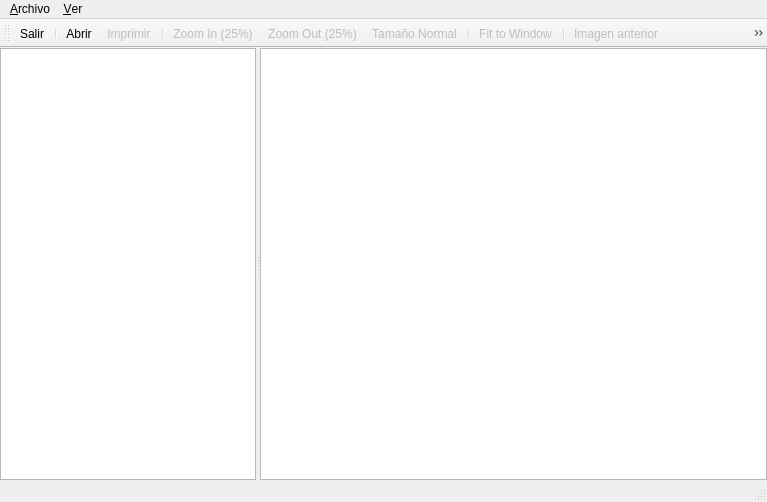
Qt form ui/img_viewer.ui (Monthy/gr-lida) before a commit.
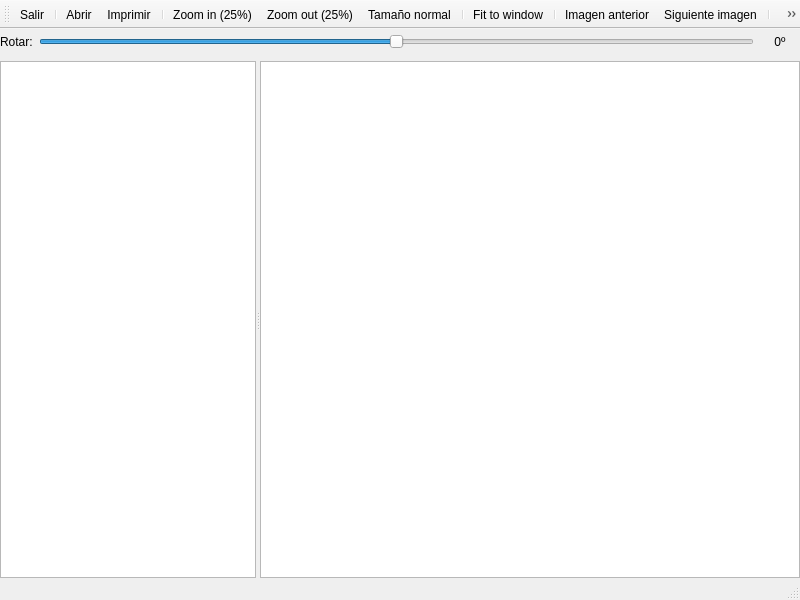
The same form after that commit. Icons and pictures are not drawn.

The edit to the form file:
```diff
--- a/ui/img_viewer.ui
+++ b/ui/img_viewer.ui
@@ -1,13 +1,13 @@
 <?xml version="1.0" encoding="UTF-8"?>
 <ui version="4.0">
- <class>ImageViewerClass</class>
- <widget class="QMainWindow" name="ImageViewerClass">
+ <class>frmImgViewer</class>
+ <widget class="QMainWindow" name="frmImgViewer">
   <property name="geometry">
    <rect>
     <x>0</x>
     <y>0</y>
-    <width>767</width>
-    <height>502</height>
+    <width>800</width>
+    <height>600</height>
    </rect>
   </property>
   <property name="baseSize">
@@ -24,14 +24,68 @@
     <property name="margin">
      <number>0</number>
     </property>
+    <item>
+     <widget class="QFrame" name="frameRotar">
+      <property name="maximumSize">
+       <size>
+        <width>16777215</width>
+        <height>26</height>
+       </size>
+      </property>
+      <layout class="QHBoxLayout" name="horizontalLayout">
+       <property name="margin">
+        <number>0</number>
+       </property>
+       <item>
+        <widget class="QLabel" name="label">
+         <property name="text">
+          <string>Rotar:</string>
+         </property>
+        </widget>
+       </item>
+       <item>
+        <widget class="QSlider" name="hsRotar">
+         <property name="minimumSize">
+          <size>
+           <width>0</width>
+           <height>16</height>
+          </size>
+         </property>
+         <property name="focusPolicy">
+          <enum>Qt::ClickFocus</enum>
+         </property>
+         <property name="minimum">
+          <number>-180</number>
+         </property>
+         <property name="maximum">
+          <number>180</number>
+         </property>
+         <property name="orientation">
+          <enum>Qt::Horizontal</enum>
+         </property>
+        </widget>
+       </item>
+       <item>
+        <widget class="QLabel" name="lb_radio">
+         <property name="minimumSize">
+          <size>
+           <width>40</width>
+           <height>0</height>
+          </size>
+         </property>
+         <property name="text">
+          <string>0º</string>
+         </property>
+         <property name="alignment">
+          <set>Qt::AlignCenter</set>
+         </property>
+        </widget>
+       </item>
+      </layout>
+     </widget>
+    </item>
     <item>
      <widget class="QSplitter" name="splitter">
-      <property name="sizePolicy">
-       <sizepolicy hsizetype="Preferred" vsizetype="Preferred">
-        <horstretch>0</horstretch>
-        <verstretch>0</verstretch>
-       </sizepolicy>
-      </property>
       <property name="orientation">
        <enum>Qt::Horizontal</enum>
       </property>
@@ -73,42 +127,6 @@
     </item>
    </layout>
   </widget>
-  <widget class="QMenuBar" name="menubar">
-   <property name="geometry">
-    <rect>
-     <x>0</x>
-     <y>0</y>
-     <width>767</width>
-     <height>23</height>
-    </rect>
-   </property>
-   <widget class="QMenu" name="fileMenu">
-    <property name="title">
-     <string>&amp;Archivo</string>
-    </property>
-    <addaction name="openAct"/>
-    <addaction name="printAct"/>
-    <addaction name="separator"/>
-    <addaction name="exitAct"/>
-   </widget>
-   <widget class="QMenu" name="viewMenu">
-    <property name="title">
-     <string>&amp;Ver</string>
-    </property>
-    <addaction name="zoomInAct"/>
-    <addaction name="zoomOutAct"/>
-    <addaction name="normalSizeAct"/>
-    <addaction name="separator"/>
-    <addaction name="fitToWindowAct"/>
-    <addaction name="separator"/>
-    <addaction name="backImagenAct"/>
-    <addaction name="nextImagenAct"/>
-    <addaction name="separator"/>
-    <addaction name="verListImagesAct"/>
-   </widget>
-   <addaction name="fileMenu"/>
-   <addaction name="viewMenu"/>
-  </widget>
   <widget class="QStatusBar" name="statusBar"/>
   <widget class="QToolBar" name="toolBar">
    <property name="windowTitle">
@@ -129,25 +147,25 @@
    <attribute name="toolBarBreak">
     <bool>false</bool>
    </attribute>
-   <addaction name="exitAct"/>
+   <addaction name="exit"/>
    <addaction name="separator"/>
-   <addaction name="openAct"/>
-   <addaction name="printAct"/>
+   <addaction name="open"/>
+   <addaction name="print"/>
    <addaction name="separator"/>
-   <addaction name="zoomInAct"/>
-   <addaction name="zoomOutAct"/>
-   <addaction name="normalSizeAct"/>
+   <addaction name="zoomIn"/>
+   <addaction name="zoomOut"/>
+   <addaction name="normalSize"/>
    <addaction name="separator"/>
-   <addaction name="fitToWindowAct"/>
+   <addaction name="fitToWindow"/>
    <addaction name="separator"/>
-   <addaction name="backImagenAct"/>
-   <addaction name="nextImagenAct"/>
+   <addaction name="backImagen"/>
+   <addaction name="nextImagen"/>
    <addaction name="separator"/>
-   <addaction name="verListImagesAct"/>
+   <addaction name="verListImages"/>
   </widget>
-  <action name="openAct">
+  <action name="open">
    <property name="icon">
-    <iconset resource="../res/grlida.qrc">
+    <iconset resource="../res/gr-lida.qrc">
      <normaloff>:/img16/carpeta_1.png</normaloff>:/img16/carpeta_1.png</iconset>
    </property>
    <property name="text">
@@ -160,12 +178,9 @@
     <bool>true</bool>
    </property>
   </action>
-  <action name="printAct">
-   <property name="enabled">
-    <bool>false</bool>
-   </property>
+  <action name="print">
    <property name="icon">
-    <iconset resource="../res/grlida.qrc">
+    <iconset resource="../res/gr-lida.qrc">
      <normaloff>:/img16/imprimir.png</normaloff>:/img16/imprimir.png</iconset>
    </property>
    <property name="text">
@@ -178,9 +193,9 @@
     <bool>true</bool>
    </property>
   </action>
-  <action name="exitAct">
+  <action name="exit">
    <property name="icon">
-    <iconset resource="../res/grlida.qrc">
+    <iconset resource="../res/gr-lida.qrc">
      <normaloff>:/img16/cerrar.png</normaloff>:/img16/cerrar.png</iconset>
    </property>
    <property name="text">
@@ -193,16 +208,13 @@
     <bool>true</bool>
    </property>
   </action>
-  <action name="zoomInAct">
-   <property name="enabled">
-    <bool>false</bool>
-   </property>
+  <action name="zoomIn">
    <property name="icon">
-    <iconset resource="../res/grlida.qrc">
+    <iconset resource="../res/gr-lida.qrc">
      <normaloff>:/img16/zoom_in.png</normaloff>:/img16/zoom_in.png</iconset>
    </property>
    <property name="text">
-    <string>Zoom &amp;In (25%)</string>
+    <string>Zoom &amp;in (25%)</string>
    </property>
    <property name="shortcut">
     <string>Ctrl++</string>
@@ -211,16 +223,13 @@
     <bool>true</bool>
    </property>
   </action>
-  <action name="zoomOutAct">
-   <property name="enabled">
-    <bool>false</bool>
-   </property>
+  <action name="zoomOut">
    <property name="icon">
-    <iconset resource="../res/grlida.qrc">
+    <iconset resource="../res/gr-lida.qrc">
      <normaloff>:/img16/zoom_out.png</normaloff>:/img16/zoom_out.png</iconset>
    </property>
    <property name="text">
-    <string>Zoom &amp;Out (25%)</string>
+    <string>Zoom &amp;out (25%)</string>
    </property>
    <property name="shortcut">
     <string>Ctrl+-</string>
@@ -229,16 +238,13 @@
     <bool>true</bool>
    </property>
   </action>
-  <action name="normalSizeAct">
-   <property name="enabled">
-    <bool>false</bool>
-   </property>
+  <action name="normalSize">
    <property name="icon">
-    <iconset resource="../res/grlida.qrc">
+    <iconset resource="../res/gr-lida.qrc">
      <normaloff>:/img16/zoom.png</normaloff>:/img16/zoom.png</iconset>
    </property>
    <property name="text">
-    <string>Tamaño &amp;Normal</string>
+    <string>Tamaño &amp;normal</string>
    </property>
    <property name="shortcut">
     <string>Ctrl+N</string>
@@ -247,19 +253,16 @@
     <bool>true</bool>
    </property>
   </action>
-  <action name="fitToWindowAct">
+  <action name="fitToWindow">
    <property name="checkable">
     <bool>true</bool>
    </property>
-   <property name="enabled">
-    <bool>false</bool>
-   </property>
    <property name="icon">
-    <iconset resource="../res/grlida.qrc">
+    <iconset resource="../res/gr-lida.qrc">
      <normaloff>:/img16/fit_to_win.png</normaloff>:/img16/fit_to_win.png</iconset>
    </property>
    <property name="text">
-    <string>&amp;Fit to Window</string>
+    <string>&amp;Fit to window</string>
    </property>
    <property name="shortcut">
     <string>Ctrl+F</string>
@@ -268,37 +271,37 @@
     <bool>true</bool>
    </property>
   </action>
-  <action name="backImagenAct">
-   <property name="enabled">
-    <bool>false</bool>
-   </property>
+  <action name="backImagen">
    <property name="icon">
-    <iconset resource="../res/grlida.qrc">
+    <iconset resource="../res/gr-lida.qrc">
      <normaloff>:/img16/go-back.png</normaloff>:/img16/go-back.png</iconset>
    </property>
    <property name="text">
     <string>Imagen anterior</string>
    </property>
+   <property name="shortcut">
+    <string>Left</string>
+   </property>
    <property name="iconVisibleInMenu">
     <bool>true</bool>
    </property>
   </action>
-  <action name="nextImagenAct">
-   <property name="enabled">
-    <bool>false</bool>
-   </property>
+  <action name="nextImagen">
    <property name="icon">
-    <iconset resource="../res/grlida.qrc">
+    <iconset resource="../res/gr-lida.qrc">
      <normaloff>:/img16/go-next.png</normaloff>:/img16/go-next.png</iconset>
    </property>
    <property name="text">
     <string>Siguiente imagen</string>
    </property>
+   <property name="shortcut">
+    <string>Right</string>
+   </property>
    <property name="iconVisibleInMenu">
     <bool>true</bool>
    </property>
   </action>
-  <action name="verListImagesAct">
+  <action name="verListImages">
    <property name="checkable">
     <bool>true</bool>
    </property>
@@ -306,7 +309,7 @@
     <bool>true</bool>
    </property>
    <property name="icon">
-    <iconset resource="../res/grlida.qrc">
+    <iconset resource="../res/gr-lida.qrc">
      <normaloff>:/img16/categorias.png</normaloff>:/img16/categorias.png</iconset>
    </property>
    <property name="text">
@@ -319,6 +322,21 @@
     <bool>true</bool>
    </property>
   </action>
+  <action name="centrar">
+   <property name="icon">
+    <iconset resource="../res/gr-lida.qrc">
+     <normaloff>:/img16/actualizar.png</normaloff>:/img16/actualizar.png</iconset>
+   </property>
+   <property name="text">
+    <string>Centrar</string>
+   </property>
+   <property name="toolTip">
+    <string>Centrar</string>
+   </property>
+   <property name="shortcut">
+    <string>Ctrl+C</string>
+   </property>
+  </action>
  </widget>
  <resources>
   <include location="../res/grlida.qrc"/>
```
Left out of the diff: 6 changed lines with no effect on the pictures.
